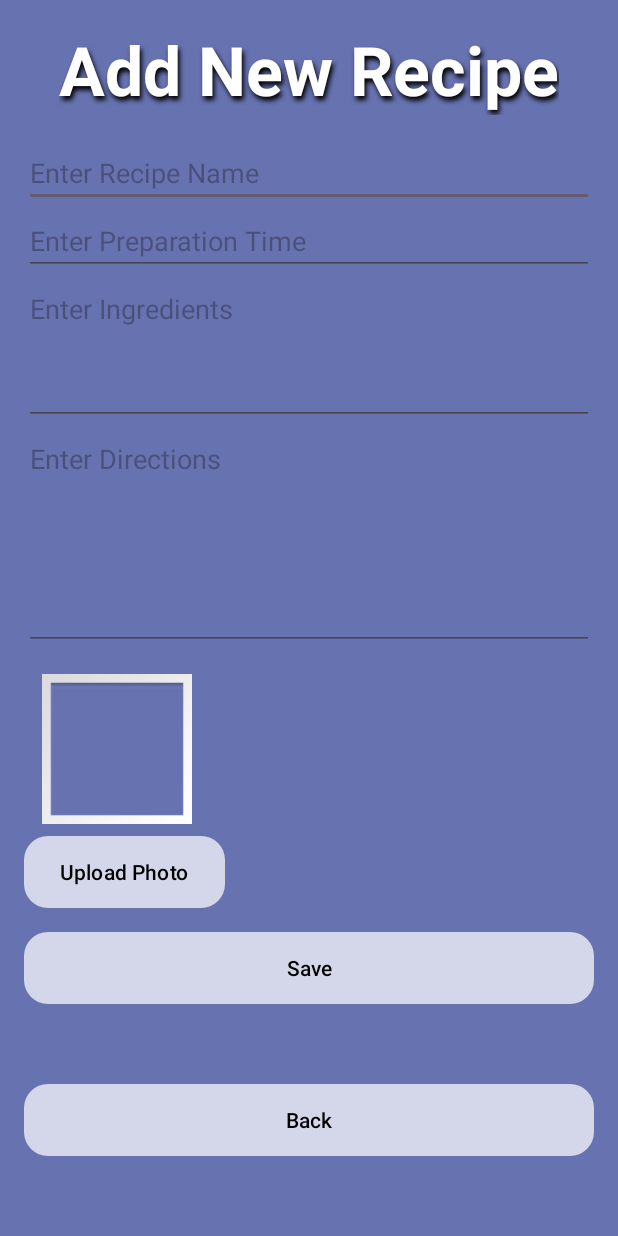
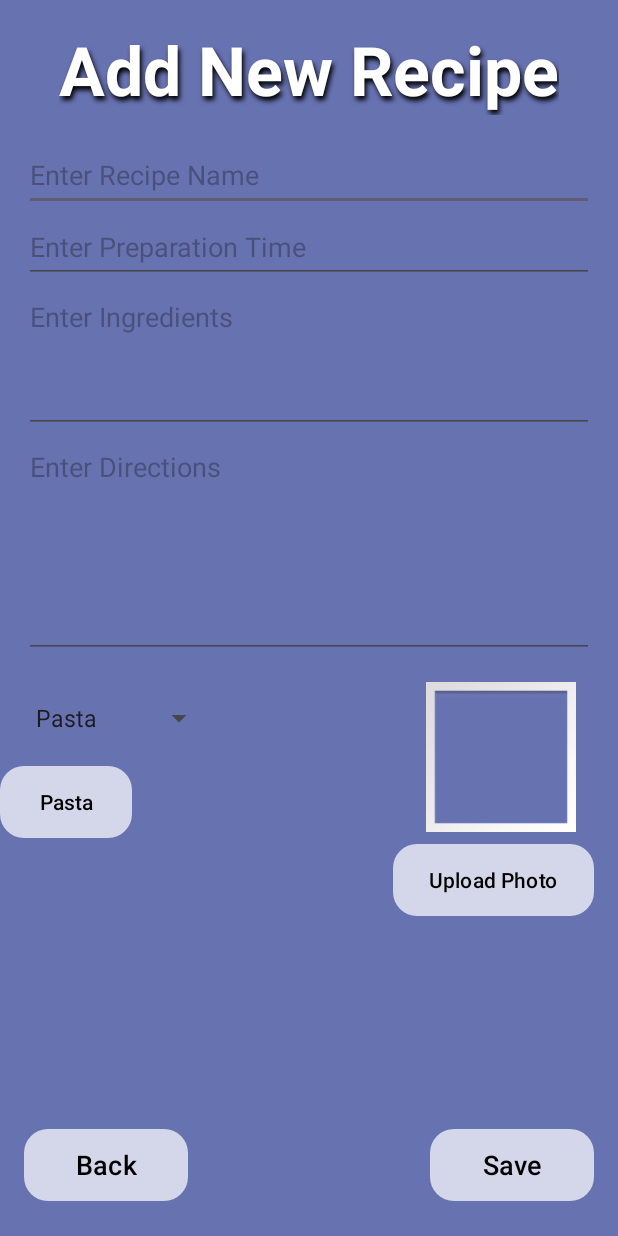
Before and after one commit to yarden7626/RecipeBook, an Android app: the AddActivity screen opened directly, with no data from a screen before it, on a phone screen of 412 x 824 dp. Run offline under Robolectric (Android 15) with nearby library versions, the phone set to English and light mode, and no system bars.

Commit message:
הוספתי כפתור לבחירת קטגורית מתכון מתוך רשימת מתכונים למסך הוספת המתכון

```diff
--- a/app/src/main/java/com/example/recipebook/AddActivity.java
+++ b/app/src/main/java/com/example/recipebook/AddActivity.java
@@ -1,8 +1,11 @@
 package com.example.recipebook;
 
 import androidx.appcompat.app.AppCompatActivity;
-
 import android.os.Bundle;
+import android.view.View;
+import android.widget.ArrayAdapter;
+import android.widget.Button;
+import android.widget.Spinner;
 
 public class AddActivity extends AppCompatActivity {
 
@@ -10,5 +13,39 @@ public class AddActivity extends AppCompatActivity {
     protected void onCreate(Bundle savedInstanceState) {
         super.onCreate(savedInstanceState);
         setContentView(R.layout.activity_add);
+
+        Spinner categorySpinner = findViewById(R.id.categorySpinner);
+        Button categoryButton = findViewById(R.id.categoryButton);
+
+        // יצירת האדפטר והגדרת רשימת הקטגוריות
+        ArrayAdapter<CharSequence> adapter = ArrayAdapter.createFromResource(this,
+                R.array.recipe_categories, android.R.layout.simple_spinner_item);
+        adapter.setDropDownViewResource(android.R.layout.simple_spinner_dropdown_item);
+        categorySpinner.setAdapter(adapter);
+
+
+        categorySpinner.setOnItemSelectedListener(new android.widget.AdapterView.OnItemSelectedListener() {
+            @Override
+            public void onItemSelected(android.widget.AdapterView<?> parentView, View view, int position, long id) {
+                // מקבלים את הקטגוריה שנבחרה
+                String selectedCategory = parentView.getItemAtPosition(position).toString();
+                // מעדכנים את הטקסט של הכפתור עם שם הקטגוריה שנבחרה
+                categoryButton.setText(selectedCategory);
+            }
+
+            @Override
+            public void onNothingSelected(android.widget.AdapterView<?> parentView) {
+                // אם לא נבחר כלום (אם המשתמש לא בחר קטגוריה)
+            }
+        });
+
+        // כפתור הספינר – הצגת והסתרת ה-Spinner בלחיצה
+        categoryButton.setOnClickListener(v -> {
+            if (categorySpinner.getVisibility() == View.VISIBLE) {
+                categorySpinner.setVisibility(View.GONE);  // הסתרת ה-Spinner
+            } else {
+                categorySpinner.setVisibility(View.VISIBLE); // הצגת ה-Spinner
+            }
+        });
     }
 }
--- a/app/src/main/res/layout/activity_add.xml
+++ b/app/src/main/res/layout/activity_add.xml
@@ -40,27 +40,34 @@
             android:id="@+id/recipeName"
             android:layout_width="match_parent"
             android:layout_height="wrap_content"
-            android:hint="Enter Recipe Name" />
+            android:hint="Enter Recipe Name"
+            android:minHeight="48dp"
+            tools:ignore="VisualLintTextFieldSize" />
 
         <EditText
             android:id="@+id/preparationTime"
             android:layout_width="match_parent"
             android:layout_height="wrap_content"
-            android:hint="Enter Preparation Time" />
+            android:hint="Enter Preparation Time"
+            android:minHeight="48dp"
+            tools:ignore="VisualLintTextFieldSize" />
 
         <EditText
             android:id="@+id/ingredients"
             android:layout_width="match_parent"
             android:layout_height="100dp"
             android:gravity="top"
-            android:hint="Enter Ingredients" />
+            android:hint="Enter Ingredients"
+            tools:ignore="VisualLintTextFieldSize" />
 
         <EditText
             android:id="@+id/directions"
             android:layout_width="match_parent"
             android:layout_height="150dp"
+            android:contentDescription="TODO"
             android:hint="Enter Directions"
-            android:gravity="top" />
+            android:gravity="top"
+            tools:ignore="ContentDescription,VisualLintTextFieldSize" />
     </LinearLayout>
 
     <ImageView
@@ -70,8 +77,8 @@
         android:layout_marginTop="16dp"
         android:src="@android:drawable/gallery_thumb"
         app:layout_constraintTop_toBottomOf="@id/formContainer"
-        app:layout_constraintStart_toStartOf="parent"
-        android:layout_marginStart="28dp"  />
+        app:layout_constraintEnd_toEndOf="parent"
+        android:layout_marginEnd="28dp"  />
 
     <Button
         android:id="@+id/AddPhotoBtn"
@@ -81,32 +88,58 @@
         android:background="@drawable/button_background"
         android:text="Upload Photo"
         app:layout_constraintTop_toBottomOf="@id/addImage"
-        app:layout_constraintStart_toStartOf="parent"
-        android:layout_marginStart="16dp" />
+        app:layout_constraintEnd_toEndOf="parent"
+        android:layout_marginEnd="16dp" />
 
-    <!-- Save button -->
     <Button
-        android:id="@+id/saveButton"
+        android:id="@+id/categoryButton"
+        android:layout_width="wrap_content"
+        android:layout_height="wrap_content"
+        android:text="Choose Category"
+        android:layout_marginTop="8dp"
+        android:layout_marginEnd="16dp"
+        android:background="@drawable/button_background"
+        app:layout_constraintTop_toBottomOf="@id/categorySpinner"
+        app:layout_constraintStart_toStartOf="parent" />
+
+    <Spinner
+        android:id="@+id/categorySpinner"
         android:layout_width="0dp"
         android:layout_height="wrap_content"
         android:layout_margin="16dp"
+        android:layout_marginTop="16dp"
+        android:layout_marginStart="40dp"
+        android:minHeight="48dp"
+        app:layout_constraintStart_toStartOf="parent"
+        app:layout_constraintTop_toBottomOf="@id/formContainer" />
+
+    <Button
+        android:id="@+id/saveButton"
+        android:text="Save"
+        android:layout_width="109dp"
+        android:layout_height="48dp"
+        android:layout_margin="16dp"
         android:background="@drawable/button_background"
-        android:text="Save"
+        app:layout_constraintBottom_toBottomOf="parent"
+        app:layout_constraintEnd_toEndOf="parent"
+        android:textSize="18sp"
         app:layout_constraintTop_toBottomOf="@id/AddPhotoBtn"
-        app:layout_constraintStart_toStartOf="parent"
-        app:layout_constraintEnd_toEndOf="parent" />
+        app:layout_constraintVertical_bias="0.945"
+        tools:ignore="VisualLintButtonSize" /> />
 
-    <!-- Back button -->
     <Button
         android:id="@+id/backButton"
-        android:layout_width="0dp"
-        android:layout_height="wrap_content"
+        android:layout_width="109dp"
+        android:layout_height="48dp"
         android:layout_margin="16dp"
+        android:layout_marginStart="16dp"
         android:background="@drawable/button_background"
-        android:text="Back"
+        android:text="@string/back"
+        android:textSize="18sp"
         app:layout_constraintBottom_toBottomOf="parent"
-        app:layout_constraintEnd_toEndOf="parent"
         app:layout_constraintStart_toStartOf="parent"
-        app:layout_constraintTop_toBottomOf="@id/saveButton" />
+        app:layout_constraintTop_toBottomOf="@id/AddPhotoBtn"
+        app:layout_constraintVertical_bias="0.945"
+        tools:ignore="VisualLintButtonSize" />
 
 </androidx.constraintlayout.widget.ConstraintLayout>
--- a/app/src/main/res/values/strings.xml
+++ b/app/src/main/res/values/strings.xml
@@ -6,6 +6,7 @@
     <string name="my_recipes" />
     <string name="what_are_you_making_today">What Are You Making Today?</string>
     <string name="add_new_recipe" />
+    <string name="back">Back</string>
 
     <string-array name="recipe_categories">
         <item>Pasta</item>
```
